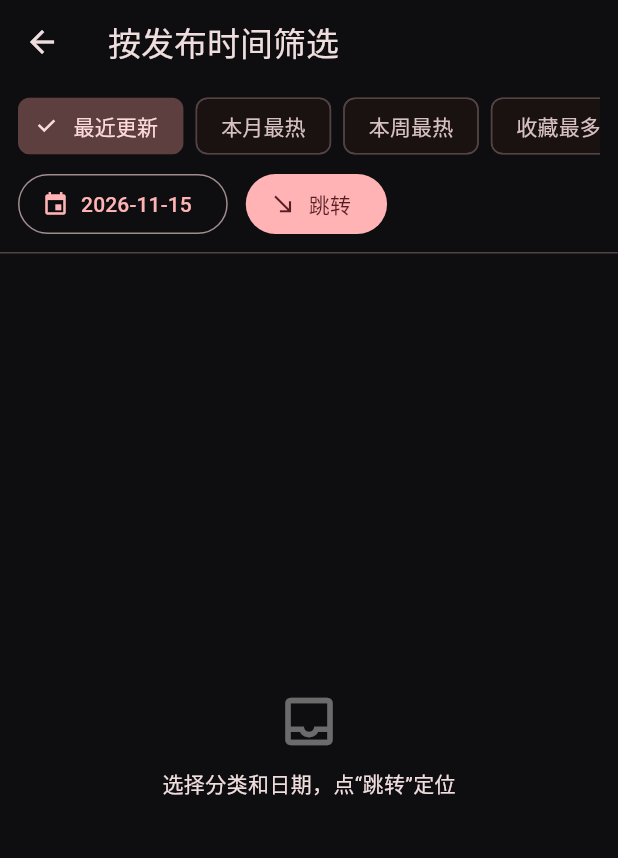
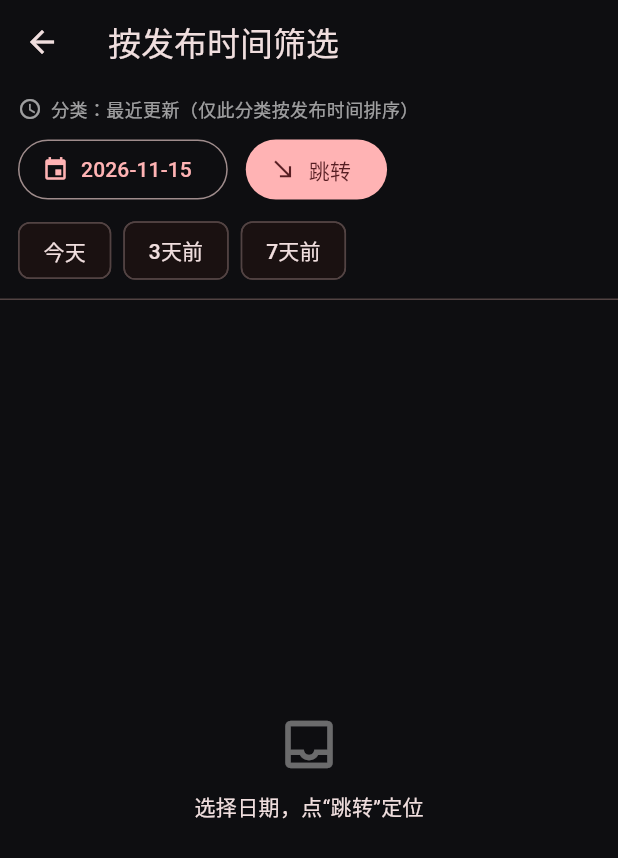
Before and after one commit to Justchatgpt/ovwh, a Flutter app: the TimeFilterPage screen opened directly, on a phone screen of 412 x 824 dp. Shown: the top 858 px of the screen. Run offline on Flutter 3.47's test engine with Material 3 defaults, Android fonts, the phone set to English and light mode, and no system bars; our stand-ins replace dio, hive_flutter, video_player, wakelock_plus; accounts and stored records are empty; network calls fail.

Commit message:
fix: date filter uses rf + linear scan seek (v1.2.1)

```diff
--- a/lib/features/timefilter/time_filter_page.dart
+++ b/lib/features/timefilter/time_filter_page.dart
@@ -1,7 +1,6 @@
 import 'package:flutter/material.dart';
 import 'package:provider/provider.dart';
 
-import '../../core/constants.dart';
 import '../../data/models/video_item.dart';
 import '../../data/repositories/video_repository.dart';
 import '../../shared/widgets/status_view.dart';
@@ -9,9 +8,12 @@ import '../../shared/widgets/video_card.dart';
 import '../../shared/widgets/video_grid.dart';
 import '../detail/detail_page.dart';
 
-/// "Filter by publish date" → pick a category + date, locate the closest list
-/// page (real date read from detail pages, since the list hides it), then let
-/// the user browse that page and step ±1 page.
+/// "Filter by publish date" → pick a date, jump to the list page whose real
+/// publish date first reaches that day, then browse it (prev/next page).
+///
+/// Only the chronological category「最近更新(rf)」is offered here: the other
+/// categories are sorted by popularity/duration, NOT by time, so a date seek
+/// on them is meaningless.
 class TimeFilterPage extends StatefulWidget {
   const TimeFilterPage({super.key});
 
@@ -20,16 +22,17 @@ class TimeFilterPage extends StatefulWidget {
 }
 
 class _TimeFilterPageState extends State<TimeFilterPage> {
-  String _category = 'rf';
+  static const String _category = 'rf';
+
   DateTime _date = DateTime.now();
-
   bool _loading = false;
   String _status = '';
   String? _error;
   int _page = 1;
-  int? _pageDate; // ms epoch of page's newest item date
+  DateTime? _pageDate;
   List<VideoItem> _items = <VideoItem>[];
   bool _started = false;
+  bool _notFound = false;
 
   static String _fmt(DateTime? d) => d == null
       ? '未知'
@@ -46,6 +49,11 @@ class _TimeFilterPageState extends State<TimeFilterPage> {
     if (picked != null) setState(() => _date = picked);
   }
 
+  Future<void> _quick(int daysAgo) async {
+    setState(() => _date = DateTime.now().subtract(Duration(days: daysAgo)));
+    await _seek();
+  }
+
   Future<void> _seek() async {
     final repo = context.read<VideoRepository>();
     setState(() {
@@ -55,16 +63,17 @@ class _TimeFilterPageState extends State<TimeFilterPage> {
       _status = '正在按日期定位…';
       _items = <VideoItem>[];
       _pageDate = null;
+      _notFound = false;
     });
     try {
-      final page = await repo.seekPageForDate(_category, _date);
-      final pr = await repo.category(_category, page);
-      final d = await repo.firstItemDate(_category, page);
+      final res = await repo.seekPageForDate(_category, _date);
+      final pr = await repo.category(_category, res.page);
       if (!mounted) return;
       setState(() {
-        _page = page;
-        _pageDate = d?.millisecondsSinceEpoch;
+        _page = res.page;
+        _pageDate = res.pageDate;
         _items = _dedupe(pr.items);
+        _notFound = !res.matched;
         _loading = false;
       });
     } catch (e) {
@@ -83,6 +92,7 @@ class _TimeFilterPageState extends State<TimeFilterPage> {
       _loading = true;
       _error = null;
       _status = '加载第 $page 页…';
+      _notFound = false;
     });
     try {
       final pr = await repo.category(_category, page);
@@ -90,7 +100,7 @@ class _TimeFilterPageState extends State<TimeFilterPage> {
       if (!mounted) return;
       setState(() {
         _page = page;
-        _pageDate = d?.millisecondsSinceEpoch;
+        _pageDate = d;
         _items = _dedupe(pr.items);
         _loading = false;
       });
@@ -120,12 +130,11 @@ class _TimeFilterPageState extends State<TimeFilterPage> {
 
   @override
   Widget build(BuildContext context) {
-    final entries = ApiConstants.categories.entries.toList();
     return Scaffold(
       appBar: AppBar(title: const Text('按发布时间筛选')),
       body: Column(
         children: [
-          _controls(entries),
+          _controls(),
           const Divider(height: 1),
           Expanded(child: _content()),
         ],
@@ -133,27 +142,21 @@ class _TimeFilterPageState extends State<TimeFilterPage> {
     );
   }
 
-  Widget _controls(List<MapEntry<String, String>> entries) {
+  Widget _controls() {
     return Padding(
       padding: const EdgeInsets.fromLTRB(12, 8, 12, 8),
       child: Column(
         crossAxisAlignment: CrossAxisAlignment.start,
         children: [
-          SizedBox(
-            height: 40,
-            child: ListView.separated(
-              scrollDirection: Axis.horizontal,
-              itemCount: entries.length,
-              separatorBuilder: (_, __) => const SizedBox(width: 8),
-              itemBuilder: (context, i) {
-                final e = entries[i];
-                return ChoiceChip(
-                  label: Text(e.value),
-                  selected: _category == e.key,
-                  onSelected: (_) => setState(() => _category = e.key),
-                );
-              },
+          Row(
+            children: [
+              const Icon(Icons.schedule, size: 16, color: Colors.white60),
+              const SizedBox(width: 6),
+              Expanded(
+                child: Text('分类：最近更新（仅此分类按发布时间排序）',
+                    style: TextStyle(fontSize: 12, color: Colors.white60)),
               ),
+            ],
           ),
           const SizedBox(height: 8),
           Row(
@@ -169,6 +172,15 @@ class _TimeFilterPageState extends State<TimeFilterPage> {
                 icon: const Icon(Icons.south_east),
                 label: const Text('跳转'),
               ),
+            ],
+          ),
+          const SizedBox(height: 6),
+          Wrap(
+            spacing: 8,
+            children: [
+              ActionChip(label: const Text('今天'), onPressed: _loading ? null : () => _quick(0)),
+              ActionChip(label: const Text('3天前'), onPressed: _loading ? null : () => _quick(3)),
+              ActionChip(label: const Text('7天前'), onPressed: _loading ? null : () => _quick(7)),
             ],
           ),
         ],
@@ -193,20 +205,15 @@ class _TimeFilterPageState extends State<TimeFilterPage> {
       return StatusView(error: _error, onRetry: _started ? _seek : null);
     }
     if (!_started) {
-      return const StatusView(empty: true, emptyText: '选择分类和日期，点“跳转”定位');
-    }
-    if (_items.isEmpty) {
-      return Column(
-        children: [
-          Expanded(child: const StatusView(empty: true, emptyText: '该页没有内容，可换日期或返回')),
-          _pager(),
-        ],
-      );
+      return const StatusView(empty: true, emptyText: '选择日期，点“跳转”定位');
     }
     return Column(
       children: [
+        if (_notFound) _banner(),
         Expanded(
-          child: GridView.builder(
+          child: _items.isEmpty
+              ? const StatusView(empty: true, emptyText: '该页没有内容，可换日期或返回')
+              : GridView.builder(
                   padding: const EdgeInsets.fromLTRB(12, 8, 12, 8),
                   gridDelegate: videoGridDelegate,
                   itemCount: _items.length,
@@ -221,9 +228,18 @@ class _TimeFilterPageState extends State<TimeFilterPage> {
     );
   }
 
+  Widget _banner() {
+    return Container(
+      width: double.infinity,
+      color: Colors.amber.withOpacity(0.15),
+      padding: const EdgeInsets.symmetric(horizontal: 12, vertical: 8),
+      child: Text('所选日期早于现有内容，已定位到可获取的最早一页（约 ${_fmt(_pageDate)}）',
+          style: const TextStyle(fontSize: 12, color: Colors.amber)),
+    );
+  }
+
   Widget _pager() {
     final scheme = Theme.of(context).colorScheme;
-    final d = _pageDate == null ? null : DateTime.fromMillisecondsSinceEpoch(_pageDate!);
     return SafeArea(
       top: false,
       child: Container(
@@ -235,17 +251,17 @@ class _TimeFilterPageState extends State<TimeFilterPage> {
           mainAxisAlignment: MainAxisAlignment.center,
           children: [
             IconButton(
-              tooltip: '上一页',
+              tooltip: '上一页（更新）',
               onPressed: _page > 1 ? () => _gotoPage(_page - 1) : null,
               icon: const Icon(Icons.chevron_left),
             ),
             Flexible(
-              child: Text('第 $_page 页 · 约 ${_fmt(d)}',
+              child: Text('第 $_page 页 · 约 ${_fmt(_pageDate)}',
                   overflow: TextOverflow.ellipsis,
                   style: const TextStyle(fontSize: 13)),
             ),
             IconButton(
-              tooltip: '下一页',
+              tooltip: '下一页（更早）',
               onPressed: () => _gotoPage(_page + 1),
               icon: const Icon(Icons.chevron_right),
             ),
--- a/pubspec.yaml
+++ b/pubspec.yaml
@@ -1,7 +1,7 @@
 name: p91_player
 description: "P91 Player - a rebuilt cross-platform 91 video player, iOS first."
 publish_to: "none"
-version: 1.2.0+6
+version: 1.2.1+7
 
 environment:
   sdk: ">=3.4.0 <4.0.0"
```
Also changed, not shown: lib/data/repositories/video_repository.dart (+35 -28 lines), 1 other file. Lines whose indentation alone changed are shown as unchanged.
